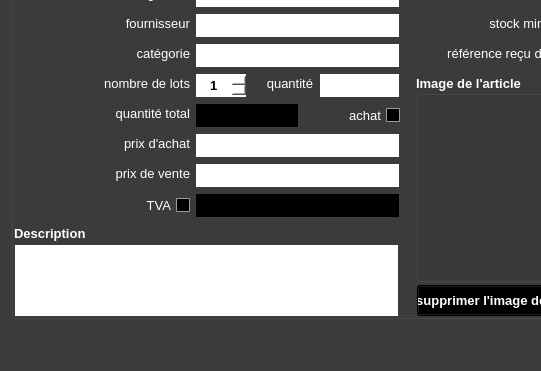
First picture: the form in ui/yeroth-erp-entrer-window.ui, repository xnoumbissinoundou/yeroth-erp-3.0, before the edit; both pictures show x 0 to 541 and y 230 to 601 of the 799 by 601 pixel window.
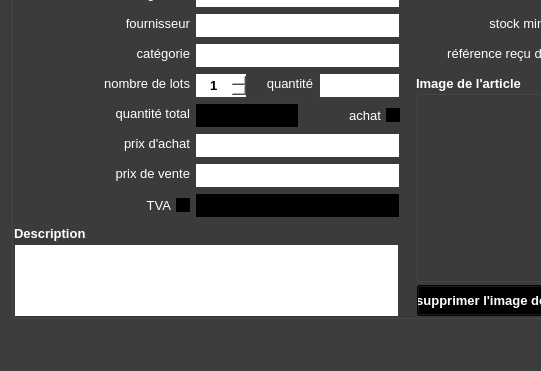
Second picture: the form after the edit. Icons and pictures are not drawn. Custom widgets are drawn as their Qt base class.

Commit message: On branch master 	modified:   ui/yeroth-erp-entrer-window.ui

Diff of the .ui file:
```diff
--- a/ui/yeroth-erp-entrer-window.ui
+++ b/ui/yeroth-erp-entrer-window.ui
@@ -6366,45 +6366,45 @@
         <colorrole role="Button">
          <brush brushstyle="SolidPattern">
           <color alpha="255">
-           <red>198</red>
-           <green>198</green>
-           <blue>198</blue>
+           <red>0</red>
+           <green>0</green>
+           <blue>0</blue>
           </color>
          </brush>
         </colorrole>
         <colorrole role="Light">
          <brush brushstyle="SolidPattern">
           <color alpha="255">
-           <red>255</red>
-           <green>255</green>
-           <blue>255</blue>
+           <red>0</red>
+           <green>0</green>
+           <blue>0</blue>
           </color>
          </brush>
         </colorrole>
         <colorrole role="Midlight">
          <brush brushstyle="SolidPattern">
           <color alpha="255">
-           <red>226</red>
-           <green>226</green>
-           <blue>226</blue>
+           <red>0</red>
+           <green>0</green>
+           <blue>0</blue>
           </color>
          </brush>
         </colorrole>
         <colorrole role="Dark">
          <brush brushstyle="SolidPattern">
           <color alpha="255">
-           <red>99</red>
-           <green>99</green>
-           <blue>99</blue>
+           <red>0</red>
+           <green>0</green>
+           <blue>0</blue>
           </color>
          </brush>
         </colorrole>
         <colorrole role="Mid">
          <brush brushstyle="SolidPattern">
           <color alpha="255">
-           <red>132</red>
-           <green>132</green>
-           <blue>132</blue>
+           <red>0</red>
+           <green>0</green>
+           <blue>0</blue>
           </color>
          </brush>
         </colorrole>
@@ -6429,9 +6429,9 @@
         <colorrole role="ButtonText">
          <brush brushstyle="SolidPattern">
           <color alpha="255">
-           <red>0</red>
-           <green>0</green>
-           <blue>0</blue>
+           <red>255</red>
+           <green>255</green>
+           <blue>255</blue>
           </color>
          </brush>
         </colorrole>
@@ -6447,27 +6447,27 @@
         <colorrole role="Window">
          <brush brushstyle="SolidPattern">
           <color alpha="255">
-           <red>198</red>
-           <green>198</green>
-           <blue>198</blue>
+           <red>0</red>
+           <green>0</green>
+           <blue>0</blue>
           </color>
          </brush>
         </colorrole>
         <colorrole role="Shadow">
          <brush brushstyle="SolidPattern">
           <color alpha="255">
-           <red>198</red>
-           <green>198</green>
-           <blue>198</blue>
+           <red>0</red>
+           <green>0</green>
+           <blue>0</blue>
           </color>
          </brush>
         </colorrole>
         <colorrole role="AlternateBase">
          <brush brushstyle="SolidPattern">
           <color alpha="255">
-           <red>226</red>
-           <green>226</green>
-           <blue>226</blue>
+           <red>0</red>
+           <green>0</green>
+           <blue>0</blue>
           </color>
          </brush>
         </colorrole>
@@ -6503,45 +6503,45 @@
         <colorrole role="Button">
          <brush brushstyle="SolidPattern">
           <color alpha="255">
-           <red>198</red>
-           <green>198</green>
-           <blue>198</blue>
+           <red>0</red>
+           <green>0</green>
+           <blue>0</blue>
           </color>
          </brush>
         </colorrole>
         <colorrole role="Light">
          <brush brushstyle="SolidPattern">
           <color alpha="255">
-           <red>255</red>
-           <green>255</green>
-           <blue>255</blue>
+           <red>0</red>
+           <green>0</green>
+           <blue>0</blue>
           </color>
          </brush>
         </colorrole>
         <colorrole role="Midlight">
          <brush brushstyle="SolidPattern">
           <color alpha="255">
-           <red>226</red>
-           <green>226</green>
-           <blue>226</blue>
+           <red>0</red>
+           <green>0</green>
+           <blue>0</blue>
           </color>
          </brush>
         </colorrole>
         <colorrole role="Dark">
          <brush brushstyle="SolidPattern">
           <color alpha="255">
-           <red>99</red>
-           <green>99</green>
-           <blue>99</blue>
+           <red>0</red>
+           <green>0</green>
+           <blue>0</blue>
           </color>
          </brush>
         </colorrole>
         <colorrole role="Mid">
          <brush brushstyle="SolidPattern">
           <color alpha="255">
-           <red>132</red>
-           <green>132</green>
-           <blue>132</blue>
+           <red>0</red>
+           <green>0</green>
+           <blue>0</blue>
           </color>
          </brush>
         </colorrole>
@@ -6566,9 +6566,9 @@
         <colorrole role="ButtonText">
          <brush brushstyle="SolidPattern">
           <color alpha="255">
-           <red>0</red>
-           <green>0</green>
-           <blue>0</blue>
+           <red>255</red>
+           <green>255</green>
+           <blue>255</blue>
           </color>
          </brush>
         </colorrole>
@@ -6584,27 +6584,27 @@
         <colorrole role="Window">
          <brush brushstyle="SolidPattern">
           <color alpha="255">
-           <red>198</red>
-           <green>198</green>
-           <blue>198</blue>
+           <red>0</red>
+           <green>0</green>
+           <blue>0</blue>
           </color>
          </brush>
         </colorrole>
         <colorrole role="Shadow">
          <brush brushstyle="SolidPattern">
           <color alpha="255">
-           <red>198</red>
-           <green>198</green>
-           <blue>198</blue>
+           <red>0</red>
+           <green>0</green>
+           <blue>0</blue>
           </color>
          </brush>
         </colorrole>
         <colorrole role="AlternateBase">
          <brush brushstyle="SolidPattern">
           <color alpha="255">
-           <red>226</red>
-           <green>226</green>
-           <blue>226</blue>
+           <red>0</red>
+           <green>0</green>
+           <blue>0</blue>
           </color>
          </brush>
         </colorrole>
@@ -6631,63 +6631,63 @@
         <colorrole role="WindowText">
          <brush brushstyle="SolidPattern">
           <color alpha="255">
-           <red>99</red>
-           <green>99</green>
-           <blue>99</blue>
+           <red>0</red>
+           <green>0</green>
+           <blue>0</blue>
           </color>
          </brush>
         </colorrole>
         <colorrole role="Button">
          <brush brushstyle="SolidPattern">
           <color alpha="255">
-           <red>198</red>
-           <green>198</green>
-           <blue>198</blue>
+           <red>0</red>
+           <green>0</green>
+           <blue>0</blue>
           </color>
          </brush>
         </colorrole>
         <colorrole role="Light">
          <brush brushstyle="SolidPattern">
           <color alpha="255">
-           <red>255</red>
-           <green>255</green>
-           <blue>255</blue>
+           <red>0</red>
+           <green>0</green>
+           <blue>0</blue>
           </color>
          </brush>
         </colorrole>
         <colorrole role="Midlight">
          <brush brushstyle="SolidPattern">
           <color alpha="255">
-           <red>226</red>
-           <green>226</green>
-           <blue>226</blue>
+           <red>0</red>
+           <green>0</green>
+           <blue>0</blue>
           </color>
          </brush>
         </colorrole>
         <colorrole role="Dark">
          <brush brushstyle="SolidPattern">
           <color alpha="255">
-           <red>99</red>
-           <green>99</green>
-           <blue>99</blue>
+           <red>0</red>
+           <green>0</green>
+           <blue>0</blue>
           </color>
          </brush>
         </colorrole>
         <colorrole role="Mid">
          <brush brushstyle="SolidPattern">
           <color alpha="255">
-           <red>132</red>
-           <green>132</green>
-           <blue>132</blue>
+           <red>0</red>
+           <green>0</green>
+           <blue>0</blue>
           </color>
          </brush>
         </colorrole>
         <colorrole role="Text">
          <brush brushstyle="SolidPattern">
           <color alpha="255">
-           <red>99</red>
-           <green>99</green>
-           <blue>99</blue>
+           <red>0</red>
+           <green>0</green>
+           <blue>0</blue>
           </color>
          </brush>
         </colorrole>
@@ -6703,45 +6703,45 @@
         <colorrole role="ButtonText">
          <brush brushstyle="SolidPattern">
           <color alpha="255">
-           <red>99</red>
-           <green>99</green>
-           <blue>99</blue>
+           <red>0</red>
+           <green>0</green>
+           <blue>0</blue>
           </color>
          </brush>
         </colorrole>
         <colorrole role="Base">
          <brush brushstyle="SolidPattern">
           <color alpha="255">
-           <red>198</red>
-           <green>198</green>
-           <blue>198</blue>
+           <red>0</red>
+           <green>0</green>
+           <blue>0</blue>
           </color>
          </brush>
         </colorrole>
         <colorrole role="Window">
          <brush brushstyle="SolidPattern">
           <color alpha="255">
-           <red>198</red>
-           <green>198</green>
-           <blue>198</blue>
+           <red>0</red>
+           <green>0</green>
+           <blue>0</blue>
           </color>
          </brush>
         </colorrole>
         <colorrole role="Shadow">
          <brush brushstyle="SolidPattern">
           <color alpha="255">
-           <red>198</red>
-           <green>198</green>
-           <blue>198</blue>
+           <red>0</red>
+           <green>0</green>
+           <blue>0</blue>
           </color>
          </brush>
         </colorrole>
         <colorrole role="AlternateBase">
          <brush brushstyle="SolidPattern">
           <color alpha="255">
-           <red>198</red>
-           <green>198</green>
-           <blue>198</blue>
+           <red>0</red>
+           <green>0</green>
+           <blue>0</blue>
           </color>
          </brush>
         </colorrole>
@@ -11115,45 +11115,45 @@
         <colorrole role="Button">
          <brush brushstyle="SolidPattern">
           <color alpha="255">
-           <red>198</red>
-           <green>198</green>
-           <blue>198</blue>
+           <red>0</red>
+           <green>0</green>
+           <blue>0</blue>
           </color>
          </brush>
         </colorrole>
         <colorrole role="Light">
          <brush brushstyle="SolidPattern">
           <color alpha="255">
-           <red>255</red>
-           <green>255</green>
-           <blue>255</blue>
+           <red>0</red>
+           <green>0</green>
+           <blue>0</blue>
           </color>
          </brush>
         </colorrole>
         <colorrole role="Midlight">
          <brush brushstyle="SolidPattern">
           <color alpha="255">
-           <red>226</red>
-           <green>226</green>
-           <blue>226</blue>
+           <red>0</red>
+           <green>0</green>
+           <blue>0</blue>
           </color>
          </brush>
         </colorrole>
         <colorrole role="Dark">
          <brush brushstyle="SolidPattern">
           <color alpha="255">
-           <red>99</red>
-           <green>99</green>
-           <blue>99</blue>
+           <red>0</red>
+           <green>0</green>
+           <blue>0</blue>
           </color>
          </brush>
         </colorrole>
         <colorrole role="Mid">
          <brush brushstyle="SolidPattern">
           <color alpha="255">
-           <red>132</red>
-           <green>132</green>
-           <blue>132</blue>
+           <red>0</red>
+           <green>0</green>
+           <blue>0</blue>
           </color>
          </brush>
         </colorrole>
@@ -11178,9 +11178,9 @@
         <colorrole role="ButtonText">
          <brush brushstyle="SolidPattern">
           <color alpha="255">
-           <red>0</red>
-           <green>0</green>
-           <blue>0</blue>
+           <red>255</red>
+           <green>255</green>
+           <blue>255</blue>
           </color>
          </brush>
         </colorrole>
@@ -11196,27 +11196,27 @@
         <colorrole role="Window">
          <brush brushstyle="SolidPattern">
           <color alpha="255">
-           <red>198</red>
-           <green>198</green>
-           <blue>198</blue>
+           <red>0</red>
+           <green>0</green>
+           <blue>0</blue>
           </color>
          </brush>
         </colorrole>
         <colorrole role="Shadow">
          <brush brushstyle="SolidPattern">
           <color alpha="255">
-           <red>198</red>
-           <green>198</green>
-           <blue>198</blue>
+           <red>0</red>
+           <green>0</green>
+           <blue>0</blue>
           </color>
          </brush>
         </colorrole>
         <colorrole role="AlternateBase">
          <brush brushstyle="SolidPattern">
           <color alpha="255">
-           <red>226</red>
-           <green>226</green>
-           <blue>226</blue>
+           <red>0</red>
+           <green>0</green>
+           <blue>0</blue>
           </color>
          </brush>
         </colorrole>
@@ -11252,45 +11252,45 @@
         <colorrole role="Button">
          <brush brushstyle="SolidPattern">
           <color alpha="255">
-           <red>198</red>
-           <green>198</green>
-           <blue>198</blue>
+           <red>0</red>
+           <green>0</green>
+           <blue>0</blue>
           </color>
          </brush>
         </colorrole>
         <colorrole role="Light">
          <brush brushstyle="SolidPattern">
           <color alpha="255">
-           <red>255</red>
-           <green>255</green>
-           <blue>255</blue>
+           <red>0</red>
+           <green>0</green>
+           <blue>0</blue>
           </color>
          </brush>
         </colorrole>
         <colorrole role="Midlight">
          <brush brushstyle="SolidPattern">
           <color alpha="255">
-           <red>226</red>
-           <green>226</green>
-           <blue>226</blue>
+           <red>0</red>
+           <green>0</green>
+           <blue>0</blue>
           </color>
          </brush>
         </colorrole>
         <colorrole role="Dark">
          <brush brushstyle="SolidPattern">
           <color alpha="255">
-           <red>99</red>
-           <green>99</green>
-           <blue>99</blue>
+           <red>0</red>
+           <green>0</green>
+           <blue>0</blue>
           </color>
          </brush>
         </colorrole>
         <colorrole role="Mid">
          <brush brushstyle="SolidPattern">
           <color alpha="255">
-           <red>132</red>
-           <green>132</green>
-           <blue>132</blue>
+           <red>0</red>
+           <green>0</green>
+           <blue>0</blue>
           </color>
          </brush>
         </colorrole>
@@ -11315,9 +11315,9 @@
         <colorrole role="ButtonText">
          <brush brushstyle="SolidPattern">
           <color alpha="255">
-           <red>0</red>
-           <green>0</green>
-           <blue>0</blue>
+           <red>255</red>
+           <green>255</green>
+           <blue>255</blue>
           </color>
          </brush>
         </colorrole>
@@ -11333,27 +11333,27 @@
         <colorrole role="Window">
          <brush brushstyle="SolidPattern">
           <color alpha="255">
-           <red>198</red>
-           <green>198</green>
-           <blue>198</blue>
+           <red>0</red>
+           <green>0</green>
+           <blue>0</blue>
           </color>
          </brush>
         </colorrole>
         <colorrole role="Shadow">
          <brush brushstyle="SolidPattern">
           <color alpha="255">
-           <red>198</red>
-           <green>198</green>
-           <blue>198</blue>
+           <red>0</red>
+           <green>0</green>
+           <blue>0</blue>
           </color>
          </brush>
         </colorrole>
         <colorrole role="AlternateBase">
          <brush brushstyle="SolidPattern">
           <color alpha="255">
-           <red>226</red>
-           <green>226</green>
-           <blue>226</blue>
+           <red>0</red>
+           <green>0</green>
+           <blue>0</blue>
           </color>
          </brush>
         </colorrole>
@@ -11380,63 +11380,63 @@
         <colorrole role="WindowText">
          <brush brushstyle="SolidPattern">
           <color alpha="255">
-           <red>99</red>
-           <green>99</green>
-           <blue>99</blue>
+           <red>0</red>
+           <green>0</green>
+           <blue>0</blue>
           </color>
          </brush>
         </colorrole>
         <colorrole role="Button">
          <brush brushstyle="SolidPattern">
           <color alpha="255">
-           <red>198</red>
-           <green>198</green>
-           <blue>198</blue>
+           <red>0</red>
+           <green>0</green>
+           <blue>0</blue>
           </color>
          </brush>
         </colorrole>
         <colorrole role="Light">
          <brush brushstyle="SolidPattern">
           <color alpha="255">
-           <red>255</red>
-           <green>255</green>
-           <blue>255</blue>
+           <red>0</red>
+           <green>0</green>
+           <blue>0</blue>
           </color>
          </brush>
         </colorrole>
         <colorrole role="Midlight">
          <brush brushstyle="SolidPattern">
           <color alpha="255">
-           <red>226</red>
-           <green>226</green>
-           <blue>226</blue>
+           <red>0</red>
+           <green>0</green>
+           <blue>0</blue>
           </color>
          </brush>
         </colorrole>
         <colorrole role="Dark">
          <brush brushstyle="SolidPattern">
           <color alpha="255">
-           <red>99</red>
-           <green>99</green>
-           <blue>99</blue>
+           <red>0</red>
+           <green>0</green>
+           <blue>0</blue>
           </color>
          </brush>
         </colorrole>
         <colorrole role="Mid">
          <brush brushstyle="SolidPattern">
           <color alpha="255">
-           <red>132</red>
-           <green>132</green>
-           <blue>132</blue>
+           <red>0</red>
+           <green>0</green>
+           <blue>0</blue>
           </color>
          </brush>
         </colorrole>
         <colorrole role="Text">
          <brush brushstyle="SolidPattern">
           <color alpha="255">
-           <red>99</red>
-           <green>99</green>
-           <blue>99</blue>
+           <red>0</red>
+           <green>0</green>
+           <blue>0</blue>
           </color>
          </brush>
         </colorrole>
@@ -11452,45 +11452,45 @@
         <colorrole role="ButtonText">
          <brush brushstyle="SolidPattern">
           <color alpha="255">
-           <red>99</red>
-           <green>99</green>
-           <blue>99</blue>
+           <red>0</red>
+           <green>0</green>
+           <blue>0</blue>
           </color>
          </brush>
         </colorrole>
         <colorrole role="Base">
          <brush brushstyle="SolidPattern">
           <color alpha="255">
-           <red>198</red>
-           <green>198</green>
-           <blue>198</blue>
+           <red>0</red>
+           <green>0</green>
+           <blue>0</blue>
           </color>
          </brush>
         </colorrole>
         <colorrole role="Window">
          <brush brushstyle="SolidPattern">
           <color alpha="255">
-           <red>198</red>
-           <green>198</green>
-           <blue>198</blue>
+           <red>0</red>
+           <green>0</green>
+           <blue>0</blue>
           </color>
          </brush>
         </colorrole>
         <colorrole role="Shadow">
          <brush brushstyle="SolidPattern">
           <color alpha="255">
-           <red>198</red>
-           <green>198</green>
-           <blue>198</blue>
+           <red>0</red>
+           <green>0</green>
+           <blue>0</blue>
           </color>
          </brush>
         </colorrole>
         <colorrole role="AlternateBase">
          <brush brushstyle="SolidPattern">
           <color alpha="255">
-           <red>198</red>
-           <green>198</green>
-           <blue>198</blue>
+           <red>0</red>
+           <green>0</green>
+           <blue>0</blue>
           </color>
          </brush>
         </colorrole>
```
